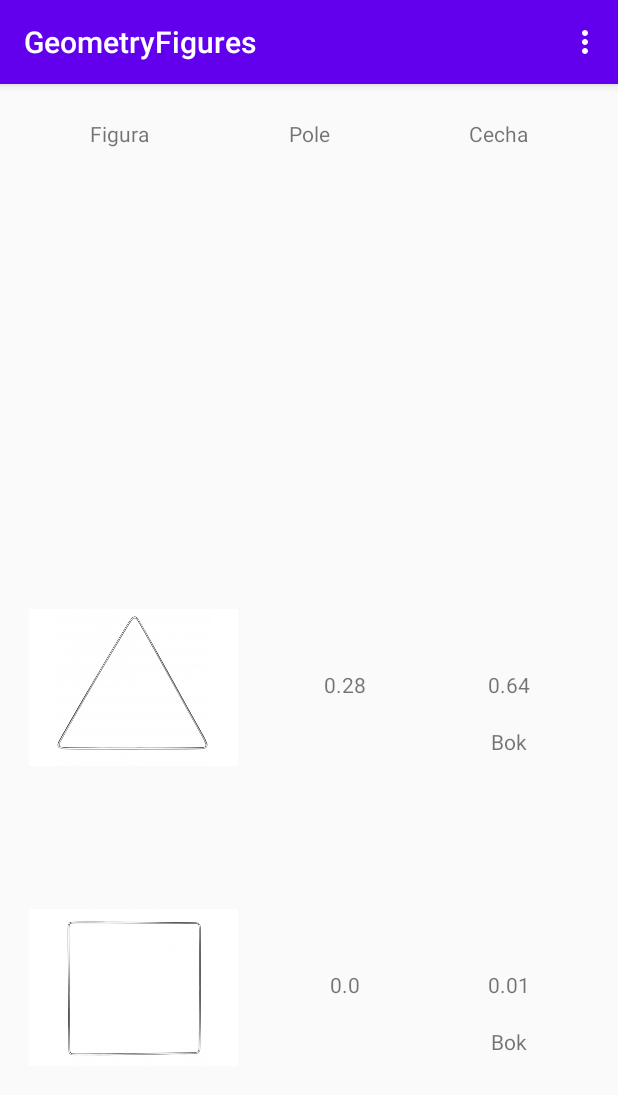
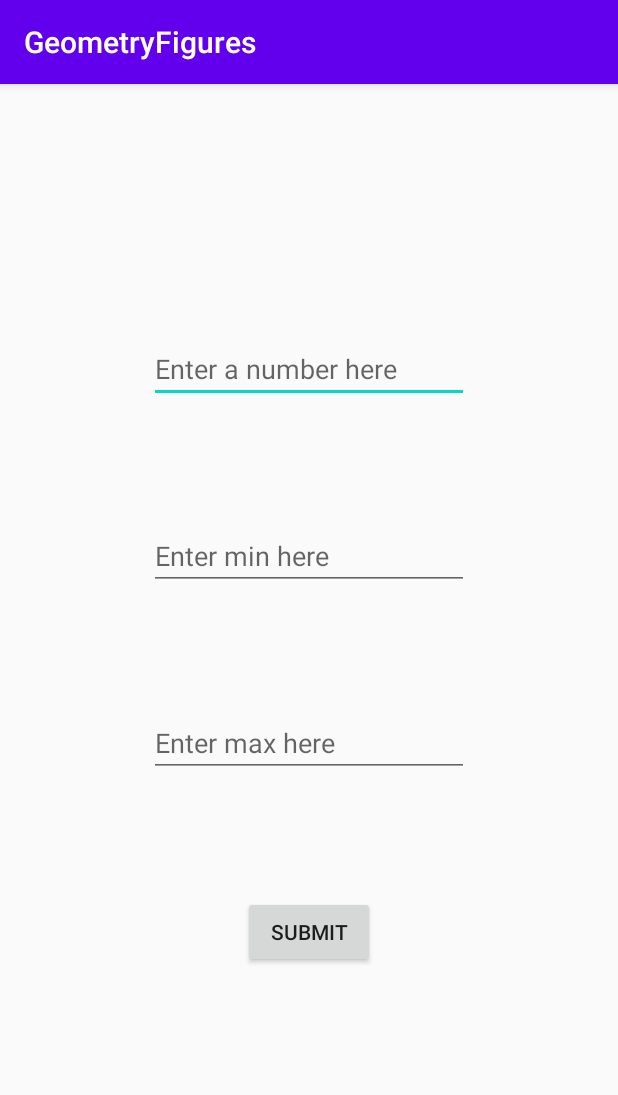
Before and after one commit to Daniel98p/GeometryFigures, an Android app: the screen it shows after launch (MainActivity before the commit, SettingsActivity after it), in the options menu, after a tap on "Item1", on a phone screen of 412 x 824 dp. Shown: the top 1095 px of the screen. Run offline under Robolectric (Android 15) with nearby library versions, the phone set to English and light mode, and no system bars.

Commit message:
Add full functionally menu

```diff
--- a/app/build.gradle
+++ b/app/build.gradle
@@ -26,6 +26,7 @@ dependencies {
     implementation fileTree(dir: "libs", include: ["*.jar"])
     implementation 'androidx.appcompat:appcompat:1.1.0'
     implementation 'androidx.constraintlayout:constraintlayout:1.1.3'
+    implementation 'com.google.android.material:material:1.2.1'
     testImplementation 'junit:junit:4.12'
     androidTestImplementation 'androidx.test.ext:junit:1.1.1'
     androidTestImplementation 'androidx.test.espresso:espresso-core:3.2.0'
--- a/app/src/main/AndroidManifest.xml
+++ b/app/src/main/AndroidManifest.xml
@@ -9,6 +9,7 @@
         android:roundIcon="@mipmap/ic_launcher_round"
         android:supportsRtl="true"
         android:theme="@style/AppTheme">
+        <activity android:name=".SettingsActivity"></activity>
         <activity android:name=".MainActivity">
             <intent-filter>
                 <action android:name="android.intent.action.MAIN" />
--- a/app/src/main/java/com/example/geometryfigures/MainActivity.java
+++ b/app/src/main/java/com/example/geometryfigures/MainActivity.java
@@ -3,11 +3,13 @@ package com.example.geometryfigures;
 import androidx.annotation.NonNull;
 import androidx.appcompat.app.AppCompatActivity;
 
+import android.content.Intent;
 import android.os.Bundle;
+
 import com.example.geometryfigures.figures.*;
 
 import java.util.Random;
-
+import java.lang.Math;
 import android.os.Bundle;
 import android.app.Activity;
 import android.view.LayoutInflater;
@@ -32,8 +34,11 @@ public class MainActivity extends AppCompatActivity {
 
         Figure[] figures = generateFigures();
         int numberElements = figures.length;
-        for (int nr = 0; nr < numberElements; nr = nr + 1){
-            if (figures[nr].name.equals("Kwadrat")){
+        for (int nr = 0; nr < numberElements; nr = nr + 1) {
+//            if (figures[nr] == null) {
+//                continue;
+//            }
+            if (figures[nr].name.equals("Kwadrat")) {
                 Square square = (Square) figures[nr];
                 String strArea = Double.toString(square.calculateArea(square.getLinearDimension()));
                 String linearDimension = Double.toString(square.getLinearDimension());
@@ -50,7 +55,7 @@ public class MainActivity extends AppCompatActivity {
                 ln.addView(layout);
 
             }
-            if (figures[nr].name.equals("Kolo")){
+            if (figures[nr].name.equals("Kolo")) {
                 Circle circle = (Circle) figures[nr];
                 String strArea = Double.toString(circle.calculateArea(circle.getLinearDimension()));
                 String linearDimension = Double.toString(circle.getLinearDimension());
@@ -66,7 +71,7 @@ public class MainActivity extends AppCompatActivity {
                 tv3.setText(circle.feature);
                 ln.addView(layout);
             }
-            if (figures[nr].name.equals("Trojkat")){
+            if (figures[nr].name.equals("Trojkat")) {
                 Triangle triangle = (Triangle) figures[nr];
                 String strArea = Double.toString(triangle.calculateArea(triangle.getLinearDimension()));
                 String linearDimension = Double.toString(triangle.getLinearDimension());
@@ -98,7 +103,8 @@ public class MainActivity extends AppCompatActivity {
     public boolean onOptionsItemSelected(@NonNull MenuItem item) {
         switch (item.getItemId()) {
             case R.id.item1:
-                Toast.makeText(this, "item 1 selected", Toast.LENGTH_SHORT).show();
+                Intent startIntent = new Intent(getApplicationContext(), SettingsActivity.class);
+                startActivity(startIntent);
                 return true;
             case R.id.item2:
                 Toast.makeText(this, "item 2 selected", Toast.LENGTH_SHORT).show();
@@ -108,17 +114,23 @@ public class MainActivity extends AppCompatActivity {
         }
     }
 
-    public Figure [] generateFigures(){
-        int n = 10;
+
+    public Figure[] generateFigures() {
+        Intent intent = getIntent();
+        int number = intent.getIntExtra("key1", 6);
+        int min = intent.getIntExtra("key2", 0);
+        int max = intent.getIntExtra("key3", 100);
+//        int n = 10;
         Random generator = new Random();
-        int[] numbers = new int[n];
-        float[] values = new float[n];
-        for (int i = 0; i < n; i += 1) {
+        int[] numbers = new int[number];
+        float[] values = new float[number];
+        for (int i = 0; i < number; i += 1) {
             numbers[i] = generator.nextInt(3);
-            values[i] = generator.nextFloat();
+            //values[i] = generator.nextFloat();
+            values[i] = (float)(Math.random() * (max - min + 1) + min);
         }
-        Figure[] figures = new Figure[n];
-        for (int i = 0; i < n; i += 1) {
+        Figure[] figures = new Figure[number];
+        for (int i = 0; i < number; i += 1) {
             if (numbers[i] == 0) {
                 figures[i] = new Square(values[i]);
             }
@@ -132,5 +144,6 @@ public class MainActivity extends AppCompatActivity {
             }
         }
         return figures;
+
     }
 }
--- /dev/null
+++ b/app/src/main/java/com/example/geometryfigures/SettingsActivity.java
@@ -0,0 +1,45 @@
+package com.example.geometryfigures;
+
+import androidx.appcompat.app.AppCompatActivity;
+
+import android.os.Bundle;
+import android.view.View;
+import android.widget.Button;
+import android.widget.EditText;
+import android.content.Intent;
+
+public class SettingsActivity extends AppCompatActivity {
+    int number;
+    int min;
+    int max;
+    EditText numberInput;
+    EditText minInput;
+    EditText maxInput;
+    Button submitButton;
+
+    @Override
+    protected void onCreate(Bundle savedInstanceState) {
+        super.onCreate(savedInstanceState);
+        setContentView(R.layout.activity_settings);
+        numberInput = (EditText) findViewById(R.id.editTextNumber);
+        minInput = (EditText) findViewById(R.id.editTextMin);
+        maxInput = (EditText) findViewById(R.id.editTextMax);
+        submitButton = (Button) findViewById(R.id.submitButton);
+
+        submitButton.setOnClickListener(new View.OnClickListener() {
+            @Override
+            public void onClick(View v) {
+                number = Integer.parseInt(numberInput.getText().toString());
+                min = Integer.parseInt(minInput.getText().toString());
+                max = Integer.parseInt(maxInput.getText().toString());
+                Intent i = new Intent(getApplicationContext(), MainActivity.class);
+                i.putExtra("key1",number);
+                i.putExtra("key2",min);
+                i.putExtra("key3",max);
+                startActivity(i);
+                finish();
+            }
+        });
+
+    }
+}
--- /dev/null
+++ b/app/src/main/res/layout/activity_settings.xml
@@ -0,0 +1,70 @@
+<?xml version="1.0" encoding="utf-8"?>
+<androidx.constraintlayout.widget.ConstraintLayout xmlns:android="http://schemas.android.com/apk/res/android"
+    xmlns:app="http://schemas.android.com/apk/res-auto"
+    xmlns:tools="http://schemas.android.com/tools"
+    android:layout_width="match_parent"
+    android:layout_height="match_parent"
+    tools:context=".SettingsActivity">
+
+    <EditText
+        android:id="@+id/editTextNumber"
+        android:layout_width="wrap_content"
+        android:layout_height="wrap_content"
+        android:layout_marginStart="100dp"
+        android:layout_marginLeft="100dp"
+        android:layout_marginTop="167dp"
+        android:layout_marginEnd="100dp"
+        android:layout_marginRight="100dp"
+        android:ems="10"
+        android:hint="Enter a number here"
+        android:inputType="number"
+        app:layout_constraintEnd_toEndOf="parent"
+        app:layout_constraintStart_toStartOf="parent"
+        app:layout_constraintTop_toTopOf="parent" />
+
+    <EditText
+        android:id="@+id/editTextMin"
+        android:layout_width="wrap_content"
+        android:layout_height="wrap_content"
+        android:layout_marginStart="100dp"
+        android:layout_marginLeft="100dp"
+        android:layout_marginTop="79dp"
+        android:layout_marginEnd="100dp"
+        android:layout_marginRight="100dp"
+        android:ems="10"
+        android:hint="Enter min here"
+        android:inputType="number"
+        app:layout_constraintEnd_toEndOf="parent"
+        app:layout_constraintStart_toStartOf="parent"
+        app:layout_constraintTop_toBottomOf="@+id/editTextNumber" />
+
+    <EditText
+        android:id="@+id/editTextMax"
+        android:layout_width="wrap_content"
+        android:layout_height="wrap_content"
+        android:layout_marginStart="100dp"
+        android:layout_marginLeft="100dp"
+        android:layout_marginTop="79dp"
+        android:layout_marginEnd="100dp"
+        android:layout_marginRight="100dp"
+        android:ems="10"
+        android:hint="Enter max here"
+        android:inputType="number"
+        app:layout_constraintEnd_toEndOf="parent"
+        app:layout_constraintStart_toStartOf="parent"
+        app:layout_constraintTop_toBottomOf="@+id/editTextMin" />
+
+    <Button
+        android:id="@+id/submitButton"
+        android:layout_width="wrap_content"
+        android:layout_height="wrap_content"
+        android:layout_marginStart="160dp"
+        android:layout_marginLeft="160dp"
+        android:layout_marginTop="79dp"
+        android:layout_marginEnd="160dp"
+        android:layout_marginRight="160dp"
+        android:text="Submit"
+        app:layout_constraintEnd_toEndOf="parent"
+        app:layout_constraintStart_toStartOf="parent"
+        app:layout_constraintTop_toBottomOf="@+id/editTextMax" />
+</androidx.constraintlayout.widget.ConstraintLayout>
```
